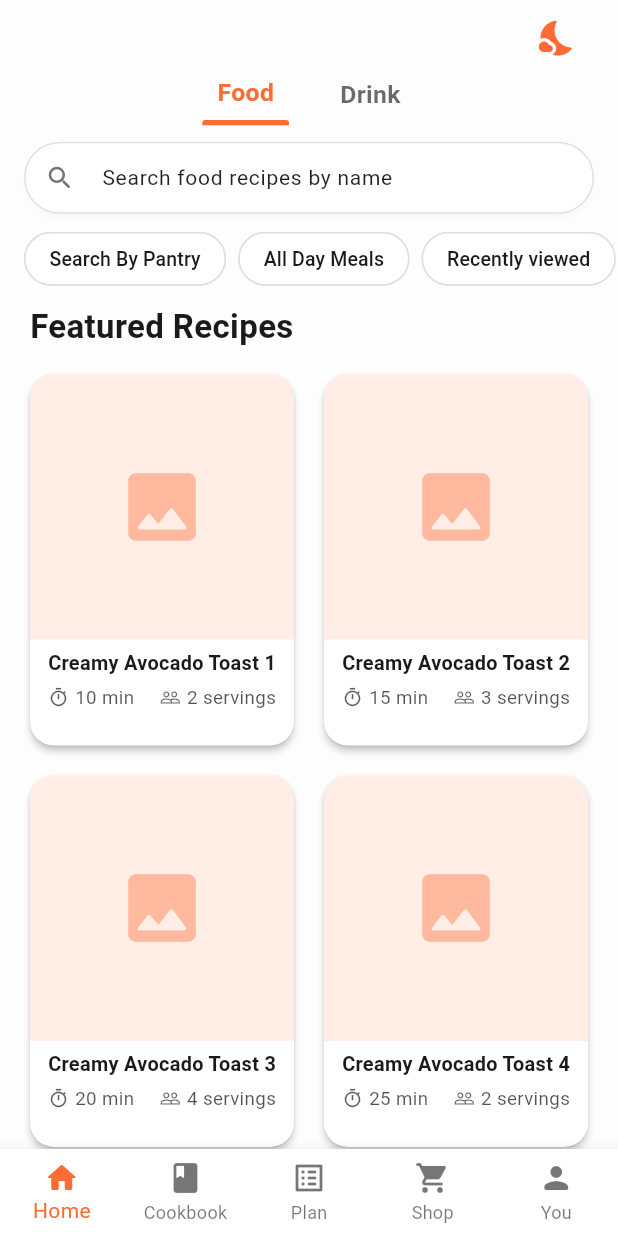
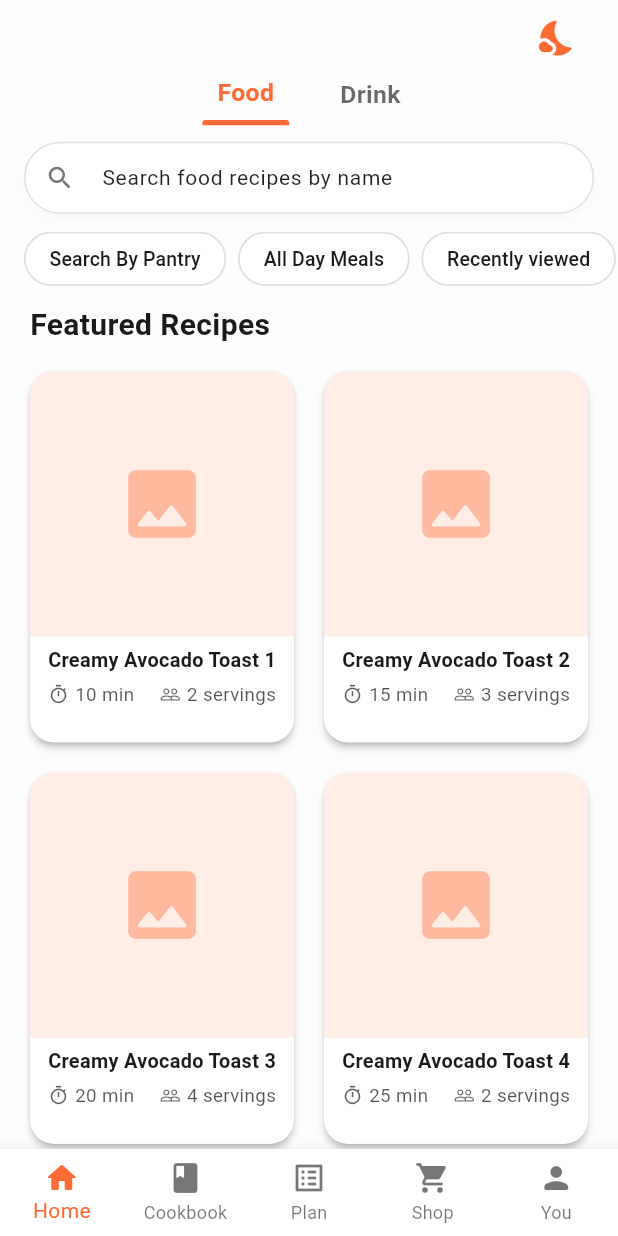
Before and after one commit to kmushapho/shipyard-creator-contest, a Flutter app: the screen it shows after launch, on a phone screen of 412 x 824 dp. Run offline on Flutter 3.47's test engine with Material 3 defaults, Android fonts, the phone set to English and light mode, and no system bars.

Commit message:
decreased title size

```diff
--- a/euphoric_cook/lib/providers/mode_provider.dart
+++ b/euphoric_cook/lib/providers/mode_provider.dart
@@ -50,6 +50,11 @@ class ModeProvider extends ChangeNotifier {
     color: isDark ? Colors.white : Colors.black87,
   );
 
+  TextStyle get featuredTitleTextStyle => TextStyle(
+    fontSize: 1,
+    color: isDark ? Colors.white : Colors.black87,
+  );
+
 
   String get searchHint => _mode == AppMode.food
       ? 'Search food recipes by name'
--- a/euphoric_cook/lib/widgets/featured_recipes_grid.dart
+++ b/euphoric_cook/lib/widgets/featured_recipes_grid.dart
@@ -27,7 +27,7 @@ class FeaturedRecipesGrid extends StatelessWidget {
           child: Text(
             title,
             style: TextStyle(
-              fontSize: 22,
+              fontSize: 20,
               fontWeight: FontWeight.bold,
               color: mode.textColor,
             ),
```
